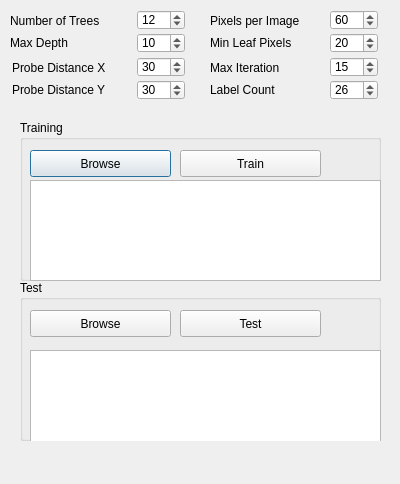
Qt form forms/rdfdialog.ui (Boazrciasn/RDFramework) before a commit.
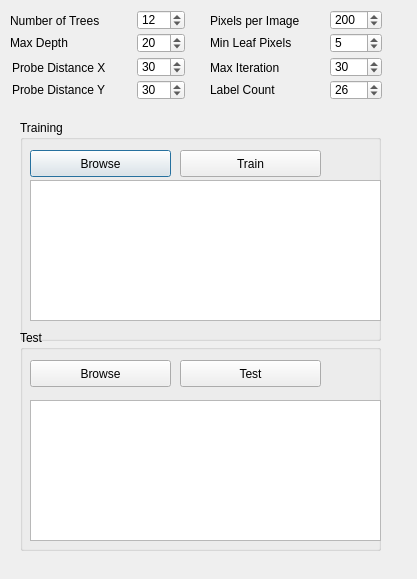
The same form after that commit.

What changed in the file:
```diff
--- a/forms/rdfdialog.ui
+++ b/forms/rdfdialog.ui
@@ -6,8 +6,8 @@
    <rect>
     <x>0</x>
     <y>0</y>
-    <width>400</width>
-    <height>484</height>
+    <width>417</width>
+    <height>579</height>
    </rect>
   </property>
   <property name="windowTitle">
@@ -36,7 +36,7 @@
     </rect>
    </property>
    <property name="value">
-    <number>10</number>
+    <number>20</number>
    </property>
   </widget>
   <widget class="QLabel" name="label_NTrees">
@@ -123,7 +123,7 @@
      <x>20</x>
      <y>120</y>
      <width>361</width>
-     <height>161</height>
+     <height>221</height>
     </rect>
    </property>
    <property name="title">
@@ -161,7 +161,7 @@
       <x>10</x>
       <y>60</y>
       <width>351</width>
-      <height>101</height>
+      <height>141</height>
      </rect>
     </property>
    </widget>
@@ -170,9 +170,9 @@
    <property name="geometry">
     <rect>
      <x>20</x>
-     <y>280</y>
+     <y>330</y>
      <width>361</width>
-     <height>161</height>
+     <height>221</height>
     </rect>
    </property>
    <property name="title">
@@ -210,7 +210,7 @@
       <x>10</x>
       <y>70</y>
       <width>351</width>
-      <height>101</height>
+      <height>141</height>
      </rect>
     </property>
    </widget>
@@ -233,12 +233,15 @@
     <rect>
      <x>330</x>
      <y>10</y>
-     <width>48</width>
+     <width>52</width>
      <height>20</height>
     </rect>
    </property>
+   <property name="maximum">
+    <number>300</number>
+   </property>
    <property name="value">
-    <number>60</number>
+    <number>200</number>
    </property>
   </widget>
   <widget class="QLabel" name="label_MinLeafPixels">
@@ -259,12 +262,12 @@
     <rect>
      <x>330</x>
      <y>33</y>
-     <width>48</width>
+     <width>52</width>
      <height>20</height>
     </rect>
    </property>
    <property name="value">
-    <number>20</number>
+    <number>5</number>
    </property>
   </widget>
   <widget class="QLabel" name="label_LabelCount">
@@ -298,12 +301,12 @@
     <rect>
      <x>330</x>
      <y>57</y>
-     <width>48</width>
+     <width>52</width>
      <height>20</height>
     </rect>
    </property>
    <property name="value">
-    <number>15</number>
+    <number>30</number>
    </property>
   </widget>
   <widget class="QSpinBox" name="spinBox_LabelCount">
@@ -311,7 +314,7 @@
     <rect>
      <x>330</x>
      <y>80</y>
-     <width>48</width>
+     <width>52</width>
      <height>20</height>
     </rect>
    </property>
```
